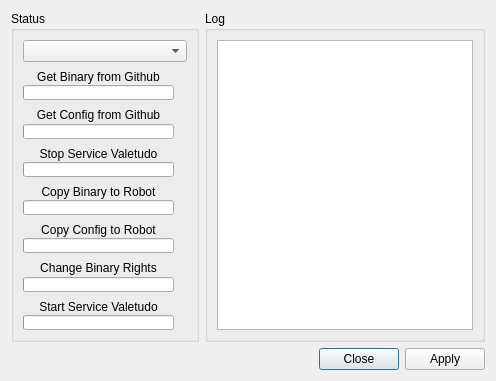
First picture: the form in res/ui/installer.ui, repository LazyT/rrcc, before the edit.
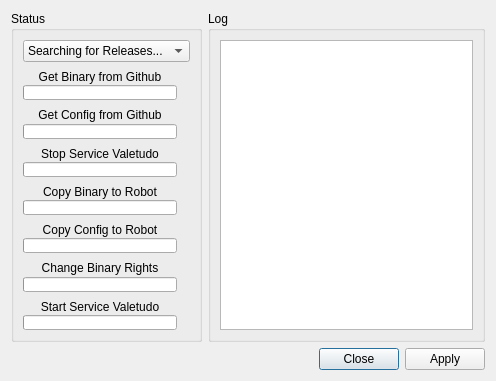
Second picture: the form after the edit. Icons and pictures are not drawn.

The edit to the form file:
```diff
--- a/res/ui/installer.ui
+++ b/res/ui/installer.ui
@@ -27,7 +27,16 @@
        </property>
        <layout class="QVBoxLayout" name="verticalLayout_2">
         <item>
-         <widget class="QComboBox" name="comboBox"/>
+         <widget class="QComboBox" name="comboBox">
+          <property name="sizeAdjustPolicy">
+           <enum>QComboBox::AdjustToContents</enum>
+          </property>
+          <item>
+           <property name="text">
+            <string>Searching for Releases...</string>
+           </property>
+          </item>
+         </widget>
         </item>
         <item>
          <layout class="QGridLayout" name="gridLayout">
```
